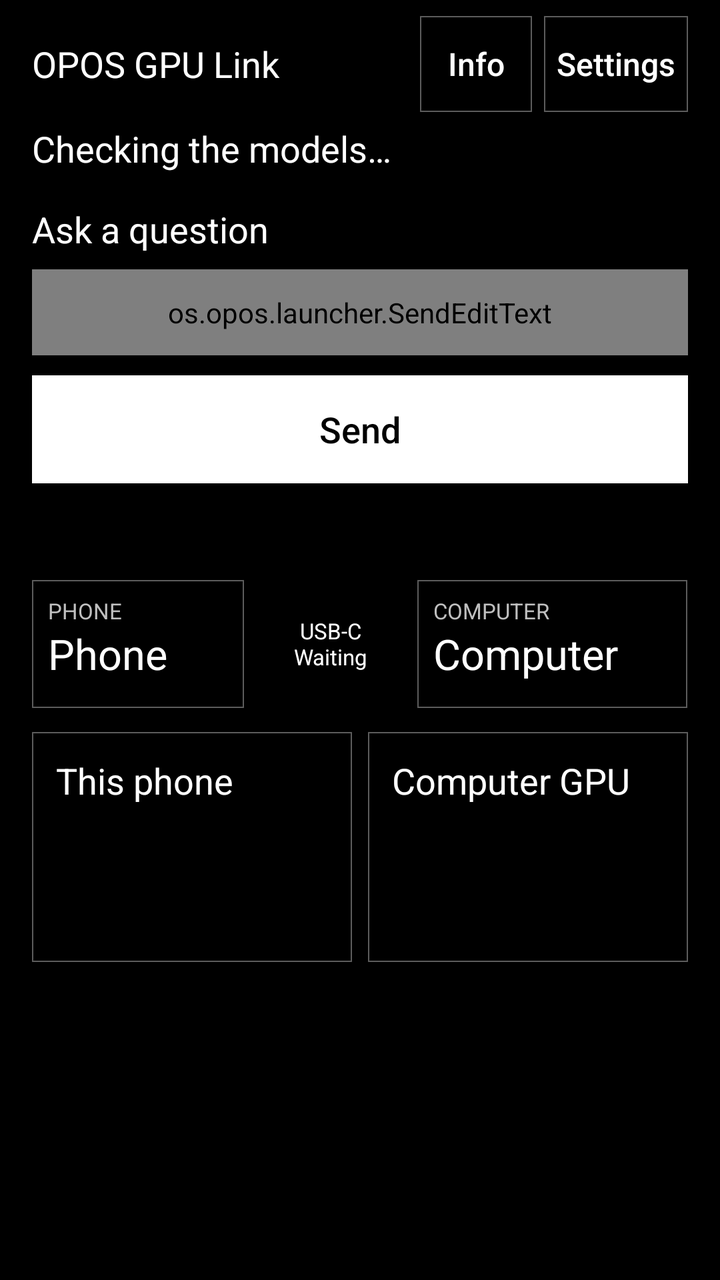
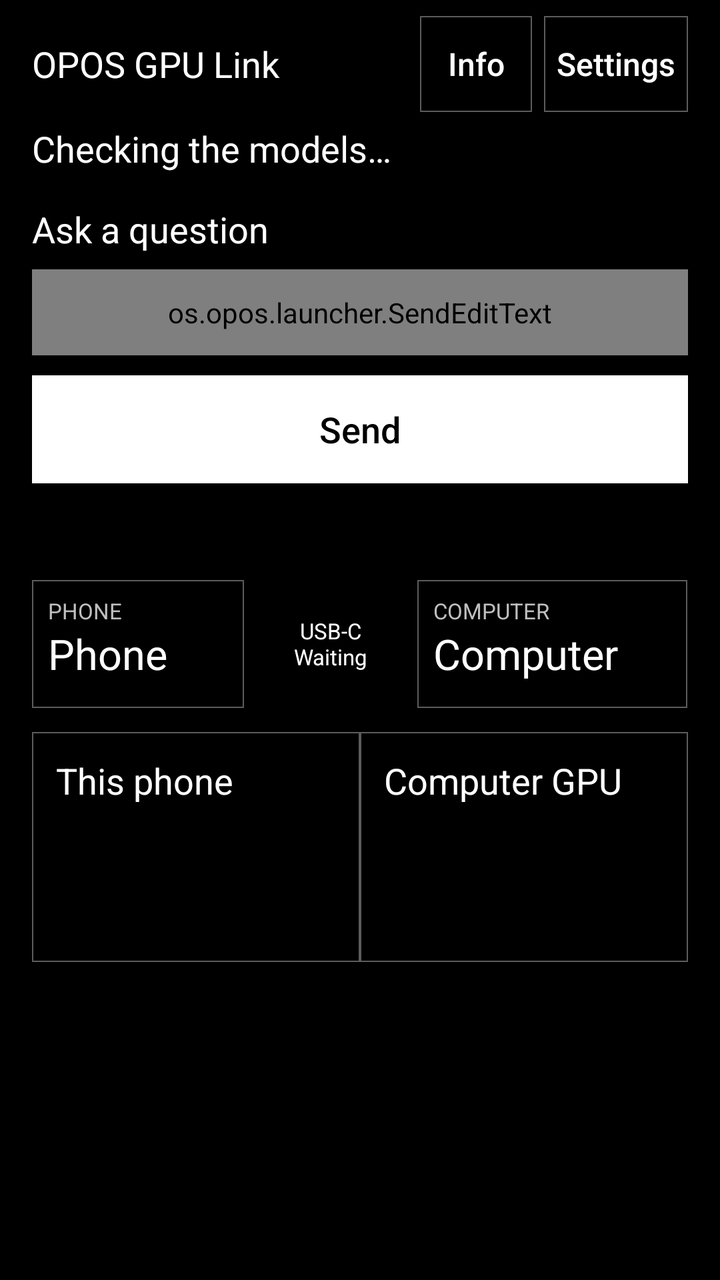

Two renders of the same Android screen: before a commit and after it. Below are the layout's source before the change and the commit's diff.
<!-- AndroidManifest.xml: application theme OposTheme -->
<!-- res/layout/models.xml -->
<?xml version="1.0" encoding="utf-8"?>
<FrameLayout xmlns:android="http://schemas.android.com/apk/res/android"
    android:id="@+id/root"
    android:layout_width="match_parent"
    android:layout_height="match_parent"
    android:background="@color/newspaper_paper">

    <LinearLayout
        android:id="@+id/screen"
        android:layout_width="match_parent"
        android:layout_height="match_parent"
        android:background="@color/newspaper_paper"
        android:orientation="vertical">

    <LinearLayout
        android:id="@+id/header"
        android:layout_width="match_parent"
        android:layout_height="wrap_content"
        android:gravity="center_vertical"
        android:orientation="horizontal"
        android:paddingStart="16dp"
        android:paddingTop="8dp"
        android:paddingEnd="16dp">

        <TextView
            android:id="@+id/title"
            android:layout_width="0dp"
            android:layout_height="wrap_content"
            android:layout_weight="1"
            android:accessibilityHeading="true"
            android:text="@string/app_name"
            android:textColor="@color/newspaper_ink"
            android:textSize="18sp"
                    />

        <Button
            android:id="@+id/info"
            android:layout_width="wrap_content"
            android:layout_height="48dp"
            android:minWidth="56dp"
            android:background="@drawable/newspaper_outline"
            android:contentDescription="@string/info_description"
            android:text="@string/info"
            android:textAllCaps="false"
            android:textColor="@color/newspaper_ink"
            android:textSize="16sp" />

        <Button
            android:id="@+id/settings"
            android:layout_width="wrap_content"
            android:layout_height="48dp"
            android:minWidth="72dp"
            android:layout_marginStart="6dp"
            android:background="@drawable/newspaper_outline"
            android:contentDescription="@string/settings_description"
            android:text="@string/settings"
            android:textAllCaps="false"
            android:textColor="@color/newspaper_ink"
            android:textSize="16sp" />
    </LinearLayout>

    <TextView
        android:id="@+id/connection"
        android:layout_width="match_parent"
        android:layout_height="wrap_content"
        android:accessibilityLiveRegion="polite"
        android:paddingStart="16dp"
        android:paddingTop="6dp"
        android:paddingEnd="16dp"
        android:paddingBottom="8dp"
        android:text="@string/connecting"
        android:textColor="@color/newspaper_ink"
        android:textSize="18sp" />

    <LinearLayout
        android:id="@+id/composer"
        android:layout_width="match_parent"
        android:layout_height="wrap_content"
        android:orientation="vertical"
        android:paddingStart="16dp"
        android:paddingTop="8dp"
        android:paddingEnd="16dp"
        android:paddingBottom="10dp">

        <TextView
            android:id="@+id/question_label"
            android:layout_width="match_parent"
            android:layout_height="wrap_content"
            android:labelFor="@id/prompt"
            android:text="@string/question_label"
            android:textColor="@color/newspaper_ink"
            android:textSize="18sp"
                    />

        <LinearLayout
            android:id="@+id/input_row"
            android:layout_width="match_parent"
            android:layout_height="wrap_content"
            android:orientation="vertical">

        <os.opos.launcher.SendEditText
            android:id="@+id/prompt"
            android:layout_width="match_parent"
            android:layout_height="wrap_content"
            android:layout_marginTop="8dp"
            android:background="@drawable/newspaper_panel"
            android:gravity="top|start"
            android:hint="@string/question_hint"
            android:imeOptions="actionSend|flagNoExtractUi"
            android:inputType="textCapSentences|textMultiLine"
            android:maxLines="5"
            android:minLines="2"
            android:padding="12dp"
            android:textColor="@color/newspaper_ink"
            android:textColorHint="@color/newspaper_ink"
            android:textSize="18sp" />

        <Button
            android:id="@+id/ask"
            android:layout_width="match_parent"
            android:layout_height="54dp"
            android:layout_marginTop="10dp"
            android:background="@drawable/newspaper_primary"
            android:text="@string/send"
            android:textAllCaps="false"
            android:textColor="@color/newspaper_paper"
            android:textSize="18sp"
                    />

        <Button
            android:id="@+id/stop"
            android:layout_width="match_parent"
            android:layout_height="54dp"
            android:layout_marginTop="10dp"
            android:background="@drawable/newspaper_outline"
            android:text="@string/stop"
            android:textAllCaps="false"
            android:textColor="@color/newspaper_ink"
            android:textSize="18sp"
                    android:visibility="gone" />

        <Button
            android:id="@+id/reconnect"
            android:layout_width="match_parent"
            android:layout_height="54dp"
            android:layout_marginTop="10dp"
            android:background="@drawable/newspaper_primary"
            android:text="@string/reconnect"
            android:textAllCaps="false"
            android:textColor="@color/newspaper_paper"
            android:textSize="18sp"
                    android:visibility="gone" />

        <TextView
            android:id="@+id/reset_ask_copy"
            android:layout_width="match_parent"
            android:layout_height="wrap_content"
            android:layout_marginTop="10dp"
            android:text="@string/reset_ask_copy"
            android:textColor="@color/newspaper_ink"
            android:textSize="18sp"
            android:visibility="gone" />

        <Button
            android:id="@+id/reset_ask"
            android:layout_width="match_parent"
            android:layout_height="48dp"
            android:layout_marginTop="8dp"
            android:background="@drawable/newspaper_outline"
            android:text="@string/reset_ask"
            android:textAllCaps="false"
            android:textColor="@color/newspaper_ink"
            android:textSize="18sp"
            android:visibility="gone" />

        </LinearLayout>
    </LinearLayout>

    <TextView
        android:id="@+id/error"
        android:layout_width="match_parent"
        android:layout_height="wrap_content"
        android:accessibilityLiveRegion="polite"
        android:paddingStart="16dp"
        android:paddingEnd="16dp"
        android:textColor="@color/newspaper_ink"
        android:textSize="18sp" />

    <FrameLayout
        android:id="@+id/results_stage"
        android:layout_width="match_parent"
        android:layout_height="0dp"
        android:layout_weight="1">

    <ScrollView
        android:id="@+id/results_scroll"
        android:layout_width="match_parent"
        android:layout_height="match_parent"
        android:clipToPadding="false"
        android:fillViewport="false">

        <LinearLayout
            android:id="@+id/content"
            android:layout_width="match_parent"
            android:layout_height="wrap_content"
            android:orientation="vertical"
            android:paddingStart="16dp"
            android:paddingTop="8dp"
            android:paddingEnd="16dp"
            android:paddingBottom="24dp">

            <LinearLayout
                android:id="@+id/pairing_closed"
                android:layout_width="match_parent"
                android:layout_height="wrap_content"
                android:background="@drawable/newspaper_panel"
                android:orientation="vertical"
                android:padding="16dp"
                android:visibility="gone">

                <TextView
                    android:id="@+id/pairing_closed_header"
                    android:layout_width="match_parent"
                    android:layout_height="wrap_content"
                    android:accessibilityHeading="true"
                    android:text="@string/pairing_closed_title"
                    android:textColor="@color/newspaper_ink"
                    android:textSize="18sp" />

                <TextView
                    android:id="@+id/pairing_closed_text"
                    android:layout_width="match_parent"
                    android:layout_height="wrap_content"
                    android:layout_marginTop="8dp"
                    android:text="@string/pairing_closed"
                    android:textColor="@color/newspaper_ink"
                    android:textSize="18sp" />

                <Button
                    android:id="@+id/reopen_pc"
                    android:layout_width="match_parent"
                    android:layout_height="52dp"
                    android:layout_marginTop="12dp"
                    android:background="@drawable/newspaper_primary"
                    android:text="@string/reopen_pc"
                    android:textAllCaps="false"
                    android:textColor="@color/newspaper_paper"
                    android:textSize="18sp" />
            </LinearLayout>

            <LinearLayout
                android:id="@+id/device_band"
                android:layout_width="match_parent"
                android:layout_height="wrap_content"
                android:layout_marginTop="6dp"
                android:accessibilityLiveRegion="polite"
                android:importantForAccessibility="yes"
                android:screenReaderFocusable="true"
                android:orientation="horizontal">

                <LinearLayout
                    android:id="@+id/device_phone"
                    android:layout_width="0dp"
                    android:layout_height="wrap_content"
                    android:layout_weight="1.1"
                    android:background="@drawable/newspaper_panel"
                    android:importantForAccessibility="noHideDescendants"
                    android:minHeight="64dp"
                    android:orientation="vertical"
                    android:padding="8dp">

                    <TextView
                        android:id="@+id/device_phone_kicker"
                        android:layout_width="match_parent"
                        android:layout_height="wrap_content"
                        android:text="PHONE"
                        android:textColor="@color/you_asked_label"
                        android:textSize="11sp" />

                    <TextView
                        android:id="@+id/device_phone_name"
                        android:layout_width="match_parent"
                        android:layout_height="wrap_content"
                        android:text="Phone"
                        android:textColor="@color/newspaper_ink"
                        android:textSize="21sp" />
                </LinearLayout>

                <TextView
                    android:id="@+id/device_link"
                    android:layout_width="0dp"
                    android:layout_height="wrap_content"
                    android:layout_gravity="center_vertical"
                    android:layout_weight="0.9"
                    android:gravity="center"
                    android:importantForAccessibility="no"
                    android:text="USB-C\nWaiting"
                    android:textColor="@color/newspaper_ink"
                    android:textSize="11sp" />

                <LinearLayout
                    android:id="@+id/device_computer"
                    android:layout_width="0dp"
                    android:layout_height="wrap_content"
                    android:layout_weight="1.4"
                    android:background="@drawable/newspaper_panel"
                    android:importantForAccessibility="noHideDescendants"
                    android:minHeight="64dp"
                    android:orientation="vertical"
                    android:padding="8dp">

                    <TextView
                        android:id="@+id/device_computer_kicker"
                        android:layout_width="match_parent"
                        android:layout_height="wrap_content"
                        android:text="COMPUTER"
                        android:textColor="@color/you_asked_label"
                        android:textSize="11sp" />

                    <TextView
                        android:id="@+id/device_computer_name"
                        android:layout_width="match_parent"
                        android:layout_height="wrap_content"
                        android:text="Computer"
                        android:textColor="@color/newspaper_ink"
                        android:textSize="21sp" />
                </LinearLayout>
            </LinearLayout>

            <TextView
                android:id="@+id/question"
                android:layout_width="match_parent"
                android:layout_height="wrap_content"
                android:layout_marginTop="12dp"
                android:accessibilityHeading="true"
                android:textColor="@color/newspaper_ink"
                android:textSize="18sp"
                    android:visibility="gone" />

            <LinearLayout
                android:id="@+id/answers"
                android:layout_width="match_parent"
                android:layout_height="wrap_content"
                android:layout_marginTop="12dp"
                android:orientation="horizontal">

                <LinearLayout
                    android:id="@+id/phone_card"
                    android:layout_width="0dp"
                    android:layout_height="wrap_content"
                    android:layout_weight="1"
                    android:background="@drawable/newspaper_panel"
                    android:orientation="vertical"
                    android:padding="12dp">

                    <TextView
                        android:layout_width="match_parent"
                        android:layout_height="wrap_content"
                        android:accessibilityHeading="true"
                        android:text="@string/phone_heading"
                        android:textColor="@color/newspaper_ink"
                        android:textSize="18sp"
                    />

                    <TextView
                        android:id="@+id/phone_state"
                        android:layout_width="match_parent"
                        android:layout_height="wrap_content"
                        android:layout_marginTop="8dp"
                        android:accessibilityLiveRegion="polite"
                        android:textColor="@color/newspaper_ink"
                        android:textSize="18sp"
                    />

                    <TextView
                        android:id="@+id/phone_answer"
                        android:layout_width="match_parent"
                        android:layout_height="wrap_content"
                        android:layout_marginTop="10dp"
                        android:textColor="@color/newspaper_ink"
                        android:textIsSelectable="true"
                        android:textSize="18sp" />
                </LinearLayout>

                <LinearLayout
                    android:id="@+id/gpu_card"
                    android:layout_width="0dp"
                    android:layout_height="wrap_content"
                    android:layout_marginStart="8dp"
                    android:layout_weight="1"
                    android:background="@drawable/newspaper_panel"
                    android:orientation="vertical"
                    android:padding="12dp">

                    <TextView
                        android:id="@+id/gpu_heading"
                        android:layout_width="match_parent"
                        android:layout_height="wrap_content"
                        android:accessibilityHeading="true"
                        android:text="@string/gpu_heading_neutral"
                        android:textColor="@color/newspaper_ink"
                        android:textSize="18sp"
                    />

                    <TextView
                        android:id="@+id/gpu_state"
                        android:layout_width="match_parent"
                        android:layout_height="wrap_content"
                        android:layout_marginTop="8dp"
                        android:accessibilityLiveRegion="polite"
                        android:textColor="@color/newspaper_ink"
                        android:textSize="18sp"
                    />

                    <TextView
                        android:id="@+id/gpu_answer"
                        android:layout_width="match_parent"
                        android:layout_height="wrap_content"
                        android:layout_marginTop="10dp"
                        android:textColor="@color/newspaper_ink"
                        android:textIsSelectable="true"
                        android:textSize="18sp" />
                </LinearLayout>
            </LinearLayout>

            <Button
                android:id="@+id/retry"
                android:layout_width="match_parent"
                android:layout_height="52dp"
                android:layout_marginTop="12dp"
                android:background="@drawable/newspaper_outline"
                android:text="@string/try_again"
                android:textAllCaps="false"
                android:textColor="@color/newspaper_ink"
                android:textSize="18sp"
                android:visibility="gone" />
        </LinearLayout>
    </ScrollView>
    </FrameLayout>
    </LinearLayout>

    <LinearLayout
        android:id="@+id/pairing"
        android:layout_width="match_parent"
        android:layout_height="match_parent"
        android:background="@color/newspaper_paper"
        android:clickable="true"
        android:focusable="true"
        android:orientation="vertical"
        android:visibility="gone">

        <ScrollView
            android:id="@+id/pairing_scroll"
            android:layout_width="match_parent"
            android:layout_height="0dp"
            android:layout_weight="1"
            android:fillViewport="true">

            <LinearLayout
                android:id="@+id/pairing_body"
                android:layout_width="match_parent"
                android:layout_height="wrap_content"
                android:gravity="center_horizontal"
                android:orientation="vertical"
                android:padding="24dp">

                <TextView
                    android:id="@+id/pairing_header"
                    android:layout_width="match_parent"
                    android:layout_height="wrap_content"
                    android:accessibilityHeading="true"
                    android:gravity="center_horizontal"
                    android:text="@string/pairing_title"
                    android:textColor="@color/newspaper_ink"
                    android:textSize="21sp" />

                <TextView
                    android:id="@+id/pairing_text"
                    android:layout_width="match_parent"
                    android:layout_height="wrap_content"
                    android:layout_marginTop="12dp"
                    android:gravity="center_horizontal"
                    android:textColor="@color/newspaper_ink"
                    android:textSize="18sp" />

                <TextView
                    android:id="@+id/pairing_code_label"
                    android:layout_width="match_parent"
                    android:layout_height="wrap_content"
                    android:layout_marginTop="24dp"
                    android:gravity="center_horizontal"
                    android:text="@string/pairing_code_label"
                    android:textColor="@color/newspaper_ink"
                    android:textSize="11sp" />

                <TextView
                    android:id="@+id/pairing_code"
                    android:layout_width="match_parent"
                    android:layout_height="wrap_content"
                    android:layout_marginTop="8dp"
                    android:fontFeatureSettings="tnum"
                    android:gravity="center"
                    android:importantForAccessibility="yes"
                    android:letterSpacing="0.08"
                    android:textColor="@color/newspaper_ink"
                    android:textSize="56sp" />

                <TextView
                    android:id="@+id/pairing_countdown"
                    android:layout_width="match_parent"
                    android:layout_height="wrap_content"
                    android:layout_marginTop="8dp"
                    android:gravity="center"
                    android:textColor="@color/newspaper_ink"
                    android:textSize="18sp" />

                <TextView
                    android:id="@+id/pairing_disclosure"
                    android:layout_width="match_parent"
                    android:layout_height="wrap_content"
                    android:layout_marginTop="20dp"
                    android:gravity="center_horizontal"
                    android:text="@string/pairing_disclosure"
                    android:textColor="@color/newspaper_ink"
                    android:textSize="18sp" />
            </LinearLayout>
        </ScrollView>

        <LinearLayout
            android:id="@+id/pairing_actions"
            android:layout_width="match_parent"
            android:layout_height="wrap_content"
            android:orientation="vertical"
            android:paddingStart="24dp"
            android:paddingTop="8dp"
            android:paddingEnd="24dp"
            android:paddingBottom="24dp">

            <Button
                android:id="@+id/allow_pc"
                android:layout_width="match_parent"
                android:layout_height="wrap_content"
                android:minHeight="72dp"
                android:background="@drawable/newspaper_primary"
                android:text="@string/allow_pc"
                android:textAllCaps="false"
                android:textColor="@color/newspaper_paper"
                android:textSize="21sp" />

            <Button
                android:id="@+id/deny_pc"
                android:layout_width="match_parent"
                android:layout_height="wrap_content"
                android:minHeight="48dp"
                android:layout_marginTop="8dp"
                android:background="@drawable/newspaper_outline"
                android:text="@string/not_now"
                android:textAllCaps="false"
                android:textColor="@color/newspaper_ink"
                android:textSize="16sp" />
        </LinearLayout>
    </LinearLayout>
</FrameLayout>
<!-- resources referenced by this layout -->
<resources>
  <color name="newspaper_ink">#FFFFFF</color>
  <color name="newspaper_paper">#000000</color>
  <color name="you_asked_label">#BFBFBF</color>
  <!-- drawable newspaper_outline (drawable) -->
  <shape xmlns:android="http://schemas.android.com/apk/res/android" android:shape="rectangle">
      <solid android:color="@color/newspaper_paper" />
      <stroke android:width="0.5dp" android:color="@color/newspaper_stroke" />
  </shape>
  <!-- drawable newspaper_panel (drawable) -->
  <shape xmlns:android="http://schemas.android.com/apk/res/android" android:shape="rectangle">
      <solid android:color="@color/newspaper_paper" />
      <stroke android:width="0.5dp" android:color="@color/newspaper_stroke" />
  </shape>
  <!-- drawable newspaper_primary (drawable) -->
  <shape xmlns:android="http://schemas.android.com/apk/res/android" android:shape="rectangle">
      <solid android:color="@color/newspaper_ink" />
  </shape>
  <string name="allow_pc">Allow this PC</string>
  <string name="app_name">OPOS GPU Link</string>
  <string name="connecting">Checking the models…</string>
  <string name="gpu_heading_neutral">Computer GPU</string>
  <string name="info">Info</string>
  <string name="info_description">Show GPU Link information</string>
  <string name="not_now">Not now</string>
  <string name="pairing_closed">New PC requests are paused. You can allow pairing again.</string>
  <string name="pairing_closed_title">Pairing requests closed</string>
  <string name="pairing_code_label">Pairing code</string>
  <string name="pairing_disclosure">If allowed, this PC can see what you ask the GPU model and keeps a copy of the model file.</string>
  <string name="pairing_title">Pair this PC?</string>
  <string name="phone_heading">This phone</string>
  <string name="question_hint">Ask the models…</string>
  <string name="question_label">Ask a question</string>
  <string name="reconnect">Reconnect</string>
  <string name="reopen_pc">Allow pairing again</string>
  <string name="reset_ask">Reset</string>
  <string name="reset_ask_copy">Your last question may still be running. Reset clears this screen’s check but does not stop the answer.</string>
  <string name="send">Send</string>
  <string name="settings">Settings</string>
  <string name="settings_description">Show display settings</string>
  <string name="stop">Stop</string>
  <string name="try_again">Try again</string>
  <style name="OposTheme" parent="@android:style/Theme.Material.NoActionBar">
          <item name="android:colorAccent">@color/newspaper_ink</item>
          <item name="android:windowBackground">@color/newspaper_paper</item>
          <item name="android:textColorPrimary">@color/newspaper_ink</item>
          <item name="android:textColorSecondary">@color/newspaper_ink</item>
          <item name="android:textColorHint">@color/newspaper_ink</item>
          <item name="android:colorControlNormal">@color/newspaper_ink</item>
          <item name="android:colorControlActivated">@color/newspaper_ink</item>
          <item name="android:statusBarColor">@color/newspaper_paper</item>
          <item name="android:navigationBarColor">@color/newspaper_paper</item>
          <item name="android:windowLightStatusBar">false</item>
          <item name="android:windowLightNavigationBar">false</item>
      </style>
  <color name="newspaper_stroke">#5C5C5C</color>
</resources>

<!-- the commit's change to res/layout/models.xml (unified diff, before → after) -->
@@ -386,7 +386,6 @@
                     android:id="@+id/gpu_card"
                     android:layout_width="0dp"
                     android:layout_height="wrap_content"
-                    android:layout_marginStart="8dp"
                     android:layout_weight="1"
                     android:background="@drawable/newspaper_panel"
                     android:orientation="vertical"
